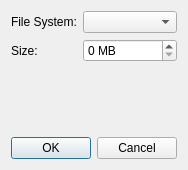
The window that src/modules/partition/CreatePartitionDialog.ui (calamares/calamares) describes before a commit, drawn with Qt 5.
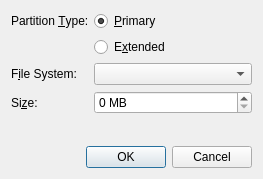
The same window after the commit.

Commit message: Support creation of extended partitions

```diff
--- a/src/modules/partition/CreatePartitionDialog.ui
+++ b/src/modules/partition/CreatePartitionDialog.ui
@@ -6,8 +6,8 @@
    <rect>
     <x>0</x>
     <y>0</y>
-    <width>186</width>
-    <height>170</height>
+    <width>263</width>
+    <height>179</height>
    </rect>
   </property>
   <property name="windowTitle">
@@ -16,24 +16,30 @@
   <layout class="QVBoxLayout" name="verticalLayout">
    <item>
     <layout class="QFormLayout" name="formLayout">
-     <item row="1" column="0">
+     <item row="2" column="0">
       <widget class="QLabel" name="label_2">
        <property name="text">
-        <string>File System:</string>
+        <string>F&amp;ile System:</string>
+       </property>
+       <property name="buddy">
+        <cstring>fsComboBox</cstring>
        </property>
       </widget>
      </item>
-     <item row="1" column="1">
+     <item row="2" column="1">
       <widget class="QComboBox" name="fsComboBox"/>
      </item>
-     <item row="2" column="0">
-      <widget class="QLabel" name="label">
-       <property name="text">
-        <string>Size:</string>
-       </property>
-      </widget>
-     </item>
      <item row="3" column="0">
+      <widget class="QLabel" name="label">
+       <property name="text">
+        <string>Si&amp;ze:</string>
+       </property>
+       <property name="buddy">
+        <cstring>sizeSpinBox</cstring>
+       </property>
+      </widget>
+     </item>
+     <item row="4" column="0">
       <spacer name="verticalSpacer">
        <property name="orientation">
         <enum>Qt::Vertical</enum>
@@ -46,13 +52,40 @@
        </property>
       </spacer>
      </item>
-     <item row="2" column="1">
+     <item row="3" column="1">
       <widget class="QSpinBox" name="sizeSpinBox">
        <property name="suffix">
         <string> MB</string>
        </property>
       </widget>
      </item>
+     <item row="0" column="1">
+      <widget class="QRadioButton" name="primaryRadioButton">
+       <property name="text">
+        <string>&amp;Primary</string>
+       </property>
+       <property name="checked">
+        <bool>true</bool>
+       </property>
+      </widget>
+     </item>
+     <item row="1" column="1">
+      <widget class="QRadioButton" name="extendedRadioButton">
+       <property name="text">
+        <string>E&amp;xtended</string>
+       </property>
+      </widget>
+     </item>
+     <item row="0" column="0">
+      <widget class="QLabel" name="partitionTypeLabel">
+       <property name="text">
+        <string>Partition &amp;Type:</string>
+       </property>
+       <property name="buddy">
+        <cstring>primaryRadioButton</cstring>
+       </property>
+      </widget>
+     </item>
     </layout>
    </item>
    <item>
```
Left out of the diff: 25 changed lines with no effect on the pictures. The commit also changes 2 other files.
